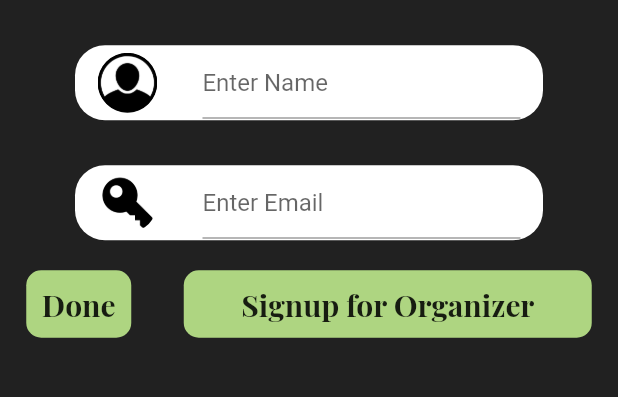
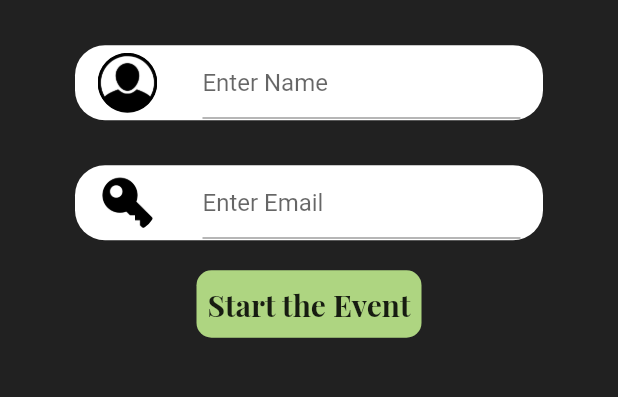
Before and after one commit to utkarshgarg123/Groundlia, a Flutter app: the signup screen opened directly, on a phone screen of 412 x 824 dp, the part 524-921 px from its top. Run offline on Flutter 3.47's test engine with Material 2 defaults, Android fonts, the phone set to English and light mode, and no system bars; our stand-ins replace fluttertoast.

Commit message:
Update the signup scene

```diff
--- a/lib/Pages/login.dart
+++ b/lib/Pages/login.dart
@@ -109,9 +109,8 @@ class _loginState extends State<login> {
                         ),
                         GestureDetector(
                           onTap: (){
-                            setState(() {
-                              signup();
-                            });
+                            Navigator.of(context).pop(true);
+                            Navigator.pushNamed(context, "/signup");
                           },
                           child: Container(
                             height: 45.0,
--- a/lib/Pages/signup.dart
+++ b/lib/Pages/signup.dart
@@ -87,42 +87,21 @@ class _signupState extends State<signup> {
                         ],
                       ),
                     ),
-                    Row(
-                      mainAxisAlignment: MainAxisAlignment.spaceAround,
-                      children: [
                     GestureDetector(
                       child: Container(
                         height: 45.0,
-                            width: 70.0,
+                        width: 150.0,
                         margin: EdgeInsets.only(top: 20.0),
                         decoration: BoxDecoration(
                             color: Colors.lightGreen[300],
                             borderRadius: BorderRadius.all(Radius.circular(10))
                         ),
-                            child: Center(child: Text("Done", style: TextStyle(
+                        child: Center(child: Text("Start the Event", style: TextStyle(
                           fontSize: 20.0,
                           fontWeight: FontWeight.w700,
                           fontFamily: "mainfont",
                         ),),),
                       ),
-                        ),
-                        GestureDetector(
-                          child: Container(
-                            height: 45.0,
-                            width: MediaQuery.of(context).size.width - 140,
-                            margin: EdgeInsets.only(top: 20.0),
-                            decoration: BoxDecoration(
-                                color: Colors.lightGreen[300],
-                                borderRadius: BorderRadius.all(Radius.circular(10))
-                            ),
-                            child: Center(child: Text("Signup for Organizer", style: TextStyle(
-                              fontSize: 20.0,
-                              fontWeight: FontWeight.w700,
-                              fontFamily: "mainfont",
-                            ),),),
-                          ),
-                        ),
-                      ],
                     )
                   ],
                 ),
--- a/lib/main.dart
+++ b/lib/main.dart
@@ -1,5 +1,6 @@
 import 'package:flutter/material.dart';
 import 'package:groundlia/Pages/SplashScreen.dart';
+import 'package:groundlia/Pages/signup.dart';
 import 'Pages/login.dart';
 
 void main(){
@@ -13,6 +14,7 @@ void main(){
 var routes = <String,WidgetBuilder>{
   "/splash": (BuildContext context) => StartTheApp(),
   "/login": (BuildContext context) => login(),
+  "/signup" : (BuildContext context) => signup(),
 };
 
 class StartTheApp extends StatefulWidget {
```
Lines whose indentation alone changed are shown as unchanged.
